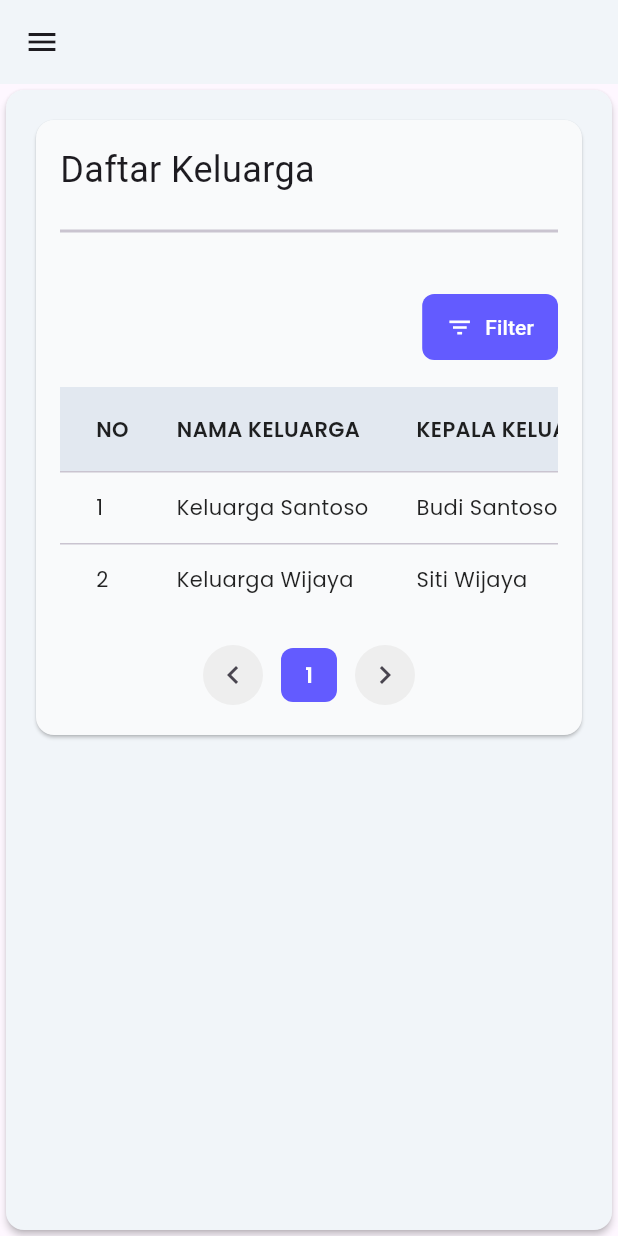
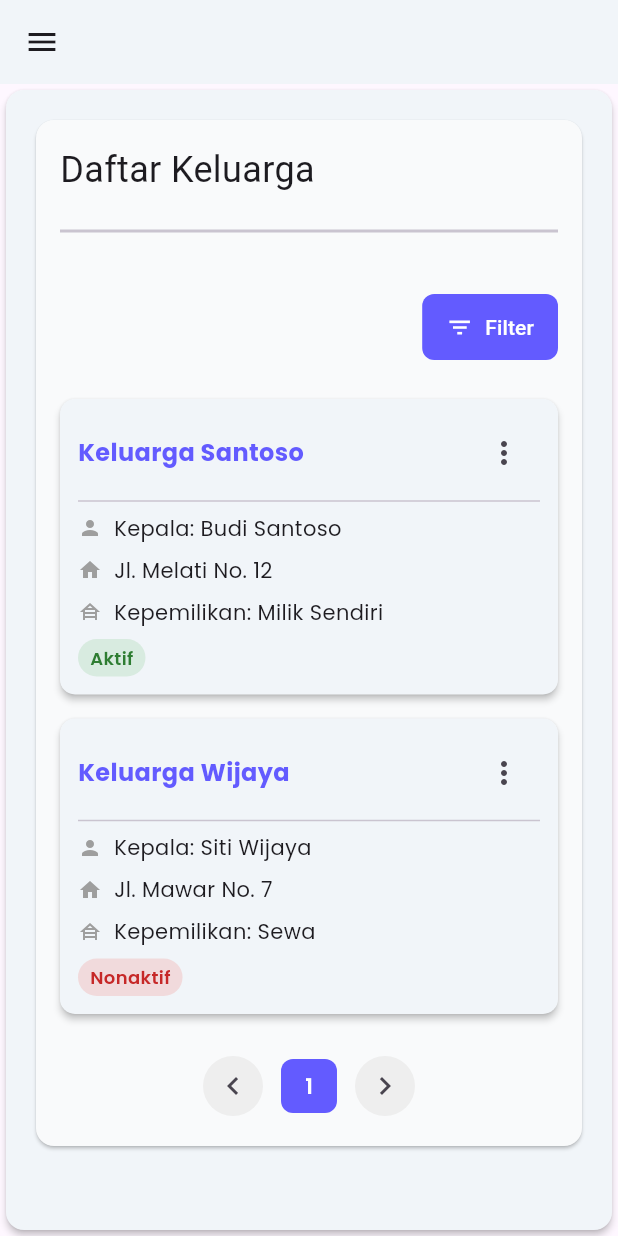
Before and after one commit to syaifulmain/jawara_mobile, a Flutter app: the KeluargaScreen screen opened by its route, on a phone screen of 412 x 824 dp. Run offline on Flutter 3.47's test engine with Material 3 defaults, Android fonts, the phone set to English and light mode, and no system bars; our stand-ins replace fl_chart, go_router, google_fonts.

Commit message:
fix(ui): popup stands where it should — right below the dots

```diff
--- a/lib/screens/admin/data_warga/keluarga.dart
+++ b/lib/screens/admin/data_warga/keluarga.dart
@@ -8,7 +8,7 @@ import '../../../widgets/white_card_page.dart';
 class KeluargaScreen extends StatelessWidget {
   const KeluargaScreen({super.key});
 
-  // Dummy data untuk tabel
+  // Dummy data daftar keluarga
   final List<Map<String, dynamic>> _keluargaData = const [
     {
       'no': 1,
@@ -34,6 +34,7 @@ class KeluargaScreen extends StatelessWidget {
       title: 'Daftar Keluarga',
       children: [
         const SizedBox(height: Rem.rem1),
+
         // Tombol filter
         Row(
           mainAxisAlignment: MainAxisAlignment.end,
@@ -61,103 +62,18 @@ class KeluargaScreen extends StatelessWidget {
         ),
         const SizedBox(height: Rem.rem1),
 
-        // Tabel
-        SingleChildScrollView(
-          scrollDirection: Axis.horizontal,
-          child: DataTable(
-            headingRowColor: MaterialStateProperty.all(const Color(0xFFE2E8F0)),
-            headingTextStyle: GoogleFonts.poppins(
-              fontWeight: FontWeight.w600,
-              color: Colors.black87,
-              fontSize: Rem.rem0_875,
-            ),
-            dataTextStyle: GoogleFonts.poppins(
-              fontSize: Rem.rem0_875,
-              color: Colors.black87,
-            ),
-            columnSpacing: Rem.rem2,
-            columns: const [
-              DataColumn(label: Text('NO')),
-              DataColumn(label: Text('NAMA KELUARGA')),
-              DataColumn(label: Text('KEPALA KELUARGA')),
-              DataColumn(label: Text('ALAMAT RUMAH')),
-              DataColumn(label: Text('STATUS KEPEMILIKAN')),
-              DataColumn(label: Text('STATUS')),
-              DataColumn(label: Text('AKSI')),
-            ],
-            rows: _keluargaData.map((data) {
-              return DataRow(
-                cells: [
-                  DataCell(Text('${data['no']}')),
-                  DataCell(Text(data['nama_keluarga'])),
-                  DataCell(Text(data['kepala_keluarga'])),
-                  DataCell(Text(data['alamat_rumah'])),
-                  DataCell(Text(data['status_kepemilikan'])),
-                  // Status dengan warna
-                  DataCell(
-                    Container(
-                      padding: const EdgeInsets.symmetric(
-                        horizontal: Rem.rem1,
-                        vertical: Rem.rem0_25,
-                      ),
-                      decoration: BoxDecoration(
-                        color: data['status'] == 'Aktif'
-                            ? Colors.green[100]
-                            : Colors.red[100],
-                        borderRadius: BorderRadius.circular(Rem.rem1),
-                      ),
-                      child: Text(
-                        data['status'],
-                        style: GoogleFonts.poppins(
-                          fontWeight: FontWeight.w600,
-                          color: data['status'] == 'Aktif'
-                              ? Colors.green[800]
-                              : Colors.red[800],
-                          fontSize: Rem.rem0_875,
-                        ),
-                      ),
-                    ),
-                  ),
-                  DataCell(
-                    PopupMenuButton<String>(
-                      icon: const Icon(Icons.more_vert, size: 20),
-                      shape: RoundedRectangleBorder(
-                        borderRadius: BorderRadius.circular(Rem.rem0_5),
-                      ),
-                      onSelected: (value) {
-                        if (value == 'detail') {
-                          // Navigasi ke halaman detail keluarga
-                          Navigator.push(
-                            context,
-                            MaterialPageRoute(
-                              builder: (context) =>
-                                  const DetailKeluargaScreen(),
-                            ),
-                          );
-                        }
-                      },
-                      itemBuilder: (context) => [
-                        PopupMenuItem(
-                          value: 'detail',
-                          child: Text(
-                            'Detail',
-                            style: GoogleFonts.poppins(
-                              fontSize: Rem.rem0_875,
-                              fontWeight: FontWeight.w500,
-                              color: Colors.black87,
-                            ),
-                          ),
-                        ),
-                      ],
-                    ),
-                  ),
-                ],
-              );
-            }).toList(),
-          ),
+        // --- Gaya Kartu untuk Daftar Keluarga ---
+        ListView.builder(
+          shrinkWrap: true,
+          physics: const NeverScrollableScrollPhysics(),
+          itemCount: _keluargaData.length,
+          itemBuilder: (context, index) {
+            final data = _keluargaData[index];
+            return _KeluargaCard(data: data);
+          },
         ),
 
-        // Pagination / navigasi
+        // Pagination
         const SizedBox(height: Rem.rem1),
         Row(
           mainAxisAlignment: MainAxisAlignment.center,
@@ -197,3 +113,155 @@ class KeluargaScreen extends StatelessWidget {
     );
   }
 }
+
+// --- Komponen Kartu Keluarga ---
+class _KeluargaCard extends StatelessWidget {
+  final Map<String, dynamic> data;
+  const _KeluargaCard({required this.data});
+
+  Widget _buildStatusBadge(String status) {
+    final isAktif = status == 'Aktif';
+    return Container(
+      padding: const EdgeInsets.symmetric(horizontal: 8, vertical: 4),
+      decoration: BoxDecoration(
+        color: (isAktif ? Colors.green : Colors.red).withValues(alpha: 0.15),
+        borderRadius: BorderRadius.circular(20),
+      ),
+      child: Text(
+        status,
+        style: GoogleFonts.poppins(
+          color: isAktif ? Colors.green[800] : Colors.red[800],
+          fontWeight: FontWeight.w600,
+          fontSize: Rem.rem0_75,
+        ),
+      ),
+    );
+  }
+
+  void _showActionMenu(BuildContext context, RenderBox button) {
+    final RenderBox overlay =
+        Overlay.of(context).context.findRenderObject() as RenderBox;
+
+    final position = RelativeRect.fromRect(
+      Rect.fromPoints(
+        button.localToGlobal(
+          button.size.topRight(Offset.zero),
+          ancestor: overlay,
+        ),
+        button.localToGlobal(
+          button.size.bottomRight(Offset.zero),
+          ancestor: overlay,
+        ),
+      ),
+      Offset.zero & overlay.size,
+    );
+
+    showMenu<String>(
+      context: context,
+      position: position,
+      items: const [
+        PopupMenuItem<String>(value: 'detail', child: Text('Detail')),
+      ],
+    ).then((value) {
+      if (value == 'detail') {
+        Navigator.push(
+          context,
+          MaterialPageRoute(builder: (context) => const DetailKeluargaScreen()),
+        );
+      }
+    });
+  }
+
+  @override
+  Widget build(BuildContext context) {
+    return Card(
+      color: AppColors.backgroundColor,
+      margin: const EdgeInsets.symmetric(vertical: 8.0),
+      elevation: 2.0,
+      shape: RoundedRectangleBorder(borderRadius: BorderRadius.circular(10.0)),
+      child: Padding(
+        padding: const EdgeInsets.all(12.0),
+        child: Column(
+          crossAxisAlignment: CrossAxisAlignment.start,
+          children: [
+            // Header: Nama Keluarga dan menu aksi
+            Row(
+              mainAxisAlignment: MainAxisAlignment.spaceBetween,
+              children: [
+                Text(
+                  data['nama_keluarga'],
+                  style: GoogleFonts.poppins(
+                    fontSize: Rem.rem1,
+                    fontWeight: FontWeight.bold,
+                    color: AppColors.primaryColor,
+                  ),
+                ),
+                Builder(
+                  builder: (buttonContext) {
+                    return IconButton(
+                      icon: const Icon(Icons.more_vert),
+                      onPressed: () {
+                        final button =
+                            buttonContext.findRenderObject() as RenderBox;
+                        _showActionMenu(buttonContext, button);
+                      },
+                    );
+                  },
+                ),
+              ],
+            ),
+            const Divider(height: 16),
+
+            // Kepala keluarga
+            Row(
+              children: [
+                const Icon(Icons.person, size: 16, color: Colors.grey),
+                const SizedBox(width: 8),
+                Expanded(
+                  child: Text(
+                    'Kepala: ${data['kepala_keluarga']}',
+                    style: GoogleFonts.poppins(fontSize: Rem.rem0_875),
+                  ),
+                ),
+              ],
+            ),
+            const SizedBox(height: 8),
+
+            // Alamat rumah
+            Row(
+              children: [
+                const Icon(Icons.home, size: 16, color: Colors.grey),
+                const SizedBox(width: 8),
+                Expanded(
+                  child: Text(
+                    data['alamat_rumah'],
+                    style: GoogleFonts.poppins(fontSize: Rem.rem0_875),
+                  ),
+                ),
+              ],
+            ),
+            const SizedBox(height: 8),
+
+            // Status kepemilikan
+            Row(
+              children: [
+                const Icon(Icons.house_siding, size: 16, color: Colors.grey),
+                const SizedBox(width: 8),
+                Expanded(
+                  child: Text(
+                    'Kepemilikan: ${data['status_kepemilikan']}',
+                    style: GoogleFonts.poppins(fontSize: Rem.rem0_875),
+                  ),
+                ),
+              ],
+            ),
+            const SizedBox(height: 8),
+
+            // Status aktif/nonaktif
+            _buildStatusBadge(data['status']),
+          ],
+        ),
+      ),
+    );
+  }
+}
```
